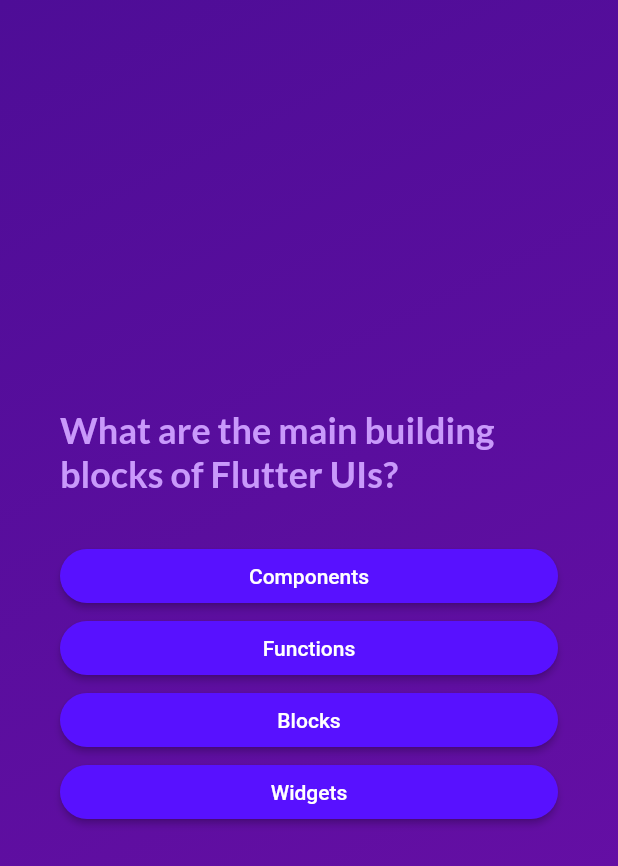
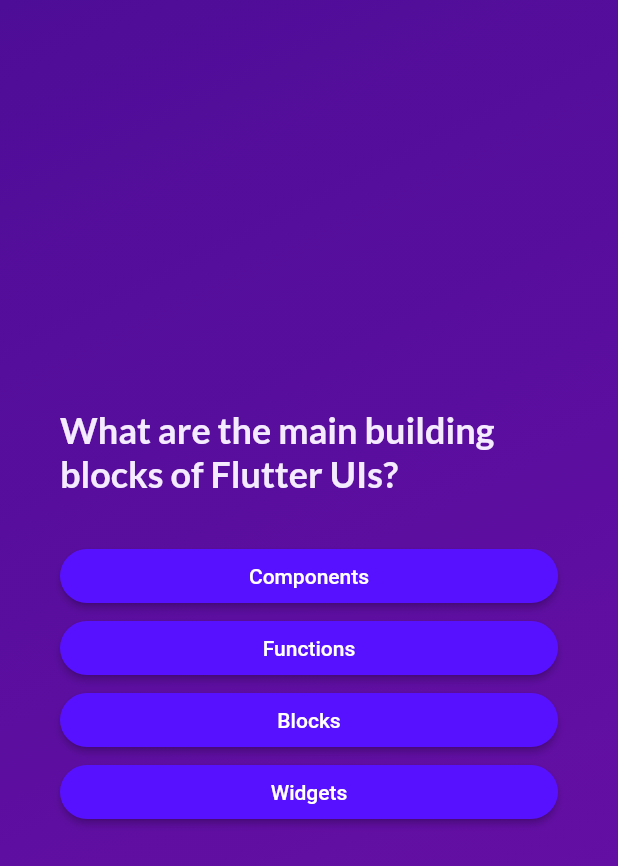
Before and after one commit to twolfe13/flutter-training-quiz_app, a Flutter app: the screen it shows after launch, after a tap on "Start Quiz!", on a phone screen of 412 x 824 dp. Shown: the top 866 px of the screen. Run offline on Flutter 3.47's test engine with Material 2 defaults, Android fonts, the phone set to English and light mode, and no system bars; our stand-ins replace google_fonts.

Commit message:
Update questions_screen.dart

```diff
--- a/lib/questions_screen.dart
+++ b/lib/questions_screen.dart
@@ -50,7 +50,7 @@ class _QuestionsScreenState extends State<QuestionsScreen> {
             Text(currentQuestion.text,
                 // use Lato font from google
                 style: GoogleFonts.lato(
-                    color: const Color.fromARGB(255, 201, 153, 251),
+                    color: const Color.fromARGB(255, 245, 235, 255),
                     fontSize: 24,
                     fontWeight: FontWeight.bold)),
             const SizedBox(height: 30),
```
